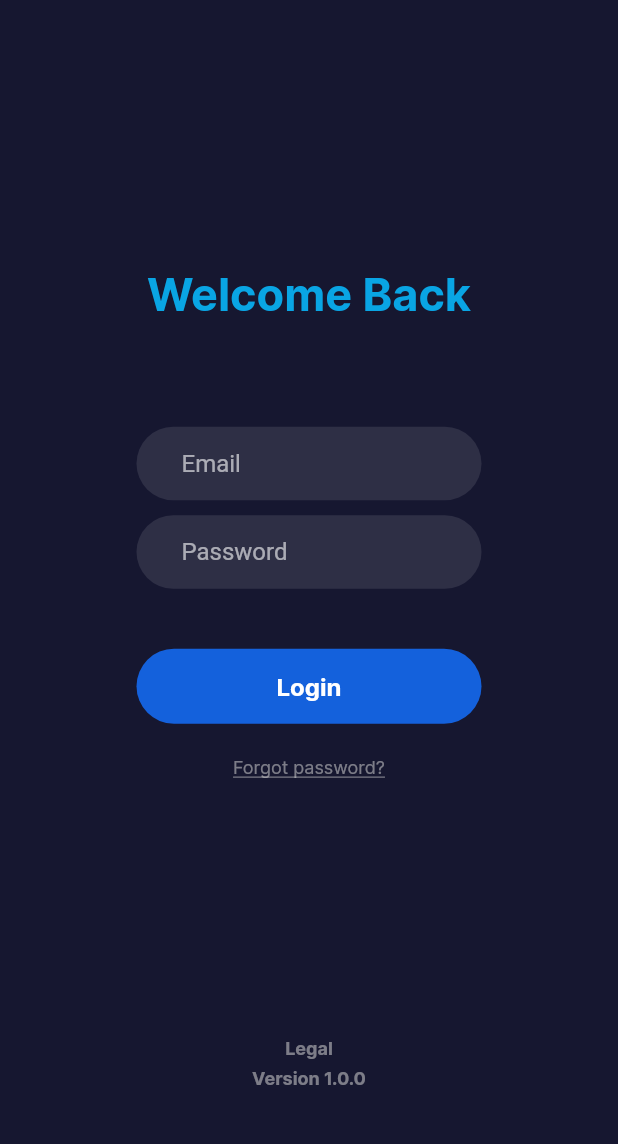
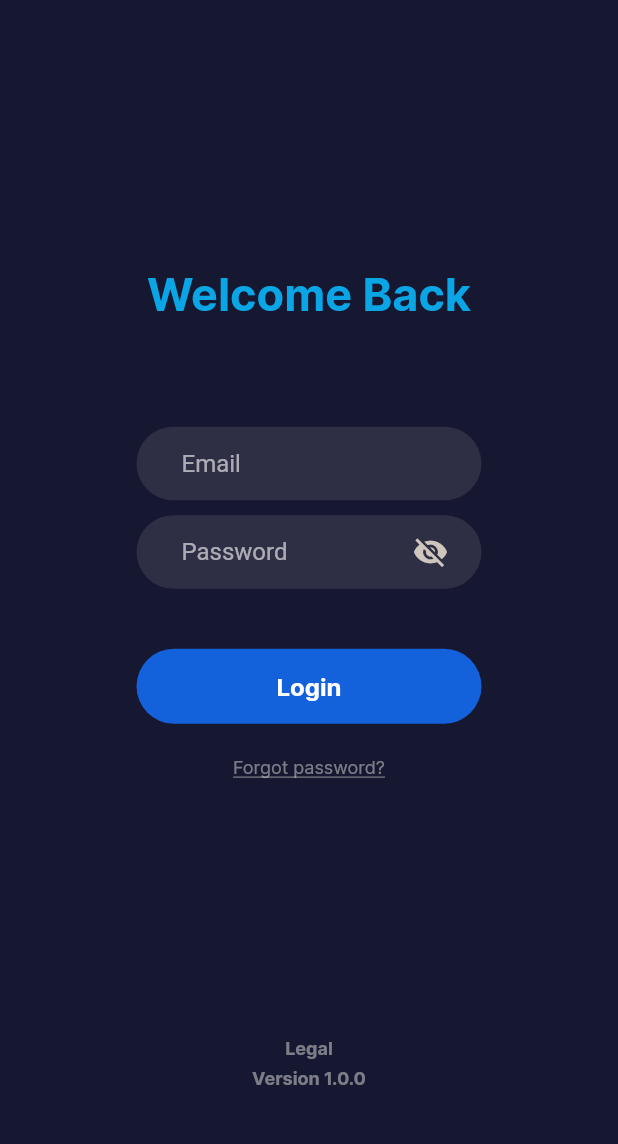
Before and after one commit to DEXOW/the_wallet, a Flutter app: the screen it shows after launch, after a tap on "Login", on a phone screen of 412 x 824 dp, the part 90-1234 px from its top. Run offline on Flutter 3.47's test engine with Material 2 defaults, Android fonts, the phone set to English and light mode, and no system bars; our stand-ins replace firebase_auth, firebase_core; accounts and stored records are empty.

Commit message:
Added login functionality and firebase auth

```diff
--- a/lib/constants.dart
+++ b/lib/constants.dart
@@ -2,4 +2,4 @@ import 'package:flutter/material.dart';
 
 const primaryColor = Color(0xFF1569EF);
 const secondaryColor = Color(0xFFFFFFFF);
-const bgColor = Color(0xFF161730);
+const primaryBgColor = Color(0xFF161730);
--- a/lib/main.dart
+++ b/lib/main.dart
@@ -1,6 +1,16 @@
 import 'package:flutter/material.dart';
+import 'package:flutter/services.dart';
+import 'package:firebase_core/firebase_core.dart';
+import 'package:the_wallet/firebase_options.dart';
 import 'package:the_wallet/constants.dart';
 import 'package:the_wallet/screens/startup/startup-screen.dart';
+
+Future<FirebaseApp> _initializeFirebase() async {
+  FirebaseApp firebaseApp = await Firebase.initializeApp(
+    options: DefaultFirebaseOptions.currentPlatform,
+  );
+  return firebaseApp;
+}
 
 void main() {
   runApp(const MyApp());
@@ -15,9 +25,27 @@ class MyApp extends StatelessWidget {
       debugShowCheckedModeBanner: false,
       title: 'The Wallet',
       theme: ThemeData.dark().copyWith(
-        scaffoldBackgroundColor: bgColor,
+        scaffoldBackgroundColor: primaryBgColor,
+        splashColor: Colors.transparent,
+        highlightColor: Colors.transparent,
+        hoverColor: Colors.transparent,
       ),
-      home: StartupScreen(),
+      // home: StartupScreen(),
+      home: AnnotatedRegion<SystemUiOverlayStyle>(
+        value: SystemUiOverlayStyle.light.copyWith(systemNavigationBarColor: primaryBgColor),
+        child: FutureBuilder(
+          future: _initializeFirebase(),
+          builder: (context, snapshot) {
+            if (snapshot.connectionState == ConnectionState.done){
+              return StartupScreen();
+            } else {
+              return const Center(
+                child: CircularProgressIndicator(),
+              );
+            }
+          }
+        ),
+      ),
     );
   }
 }
--- a/lib/screens/login/login-screen.dart
+++ b/lib/screens/login/login-screen.dart
@@ -1,4 +1,10 @@
 import 'package:flutter/material.dart';
+
+import 'package:firebase_auth/firebase_auth.dart';
+import 'package:the_wallet/firebase/fire_auth.dart';
+
+import 'package:the_wallet/screens/home/home-screen.dart';
+import 'package:the_wallet/validate.dart';
 
 class LoginScreen extends StatefulWidget {
   const LoginScreen({super.key});
@@ -8,9 +14,17 @@ class LoginScreen extends StatefulWidget {
 }
 
 class _LoginScreenState extends State<LoginScreen> {
+  final _loginFormKey = GlobalKey<FormState>();
   final usrEmail = TextEditingController();
   final usrPassword = TextEditingController();
-  bool _passwordVisible = false;
+  late bool _passwordVisible;
+
+  @override
+  void initState() {
+    super.initState();
+    _passwordVisible = false;
+
+  }
 
   @override
   void dispose() {
@@ -20,13 +34,12 @@ class _LoginScreenState extends State<LoginScreen> {
     super.dispose();
   }
 
-  void initState() {
-    _passwordVisible = false;
+
+  void login(BuildContext context) async {
+    User? user = await FireAuth.signInUsingEmailPassword(email: usrEmail.text.trim(), password: usrPassword.text, context: context);
+      if (user != null){
+        Navigator.pushReplacement(context, MaterialPageRoute(builder: (context) => const HomeScreen()));
       }
-
-  void login(BuildContext context) {
-    //Login process
-    dispose();
   }
 
   @override
@@ -69,6 +82,8 @@ class _LoginScreenState extends State<LoginScreen> {
                     ),
                     Container( //Middle section
                       height: screenHeight * 0.8,
+                      child: Form(
+                        key: _loginFormKey,
                         child: Column(
                           mainAxisAlignment: MainAxisAlignment.center,
                           children: [
@@ -90,6 +105,7 @@ class _LoginScreenState extends State<LoginScreen> {
                                 width: 230.0,
                                 child: TextFormField(
                                   controller: usrEmail,
+                                  validator: (value) => Validate.validateEmail(email: value),
                                   decoration: const InputDecoration(
                                     border: OutlineInputBorder(
                                       borderRadius: BorderRadius.all(Radius.circular(50.0)),
@@ -99,9 +115,10 @@ class _LoginScreenState extends State<LoginScreen> {
                                       ),
                                     ),
                                     filled: true,
-                                  contentPadding: EdgeInsets.only(top: 15.0, bottom: 15.0, left: 30.0),
+                                    contentPadding: EdgeInsets.only(top: 15.0, bottom: 15.0, left: 30.0, right: 30.0),
                                     hintText: 'Email',
                                   ),
+                                  textInputAction: TextInputAction.next,
                                 ),
                               ),
                             ),
@@ -111,8 +128,9 @@ class _LoginScreenState extends State<LoginScreen> {
                                 width: 230.0,
                                 child: TextFormField(
                                   controller: usrPassword,
-                                decoration: const InputDecoration(
-                                  border: OutlineInputBorder(
+                                  validator: (value) => Validate.validateLoginPassword(password: value),
+                                  decoration: InputDecoration(
+                                    border: const OutlineInputBorder(
                                       borderRadius:
                                           BorderRadius.all(Radius.circular(50.0)),
                                       borderSide: BorderSide(
@@ -121,12 +139,27 @@ class _LoginScreenState extends State<LoginScreen> {
                                       ),
                                     ),
                                     filled: true,
-                                  contentPadding: EdgeInsets.only(top: 15.0, bottom: 15.0, left: 30.0),
+                                    contentPadding: const EdgeInsets.only(top: 15.0, bottom: 15.0, left: 30.0, right: 20.0),
                                     hintText: 'Password',
+                                    suffixIcon: IconButton(
+                                      padding: const EdgeInsets.only(right: 20.0),
+                                      icon: Icon(
+                                          _passwordVisible
+                                          ? Icons.visibility
+                                          : Icons.visibility_off,
+                                          color: const Color(0xFFCFC7BE),
                                           ),
-                                obscureText: true,
+                                      onPressed: () {
+                                          setState(() {
+                                              _passwordVisible = !_passwordVisible;
+                                          });
+                                        },
+                                      ),
+                                    ),
+                                  obscureText: !_passwordVisible,
                                   enableSuggestions: false,
                                   autocorrect: false,
+                                  textInputAction: TextInputAction.done,
                                 ),
                               ),
                             ),
@@ -134,7 +167,9 @@ class _LoginScreenState extends State<LoginScreen> {
                               margin: const EdgeInsets.only(top: 40),
                               child: TextButton(
                                 onPressed: () {
+                                  if (_loginFormKey.currentState!.validate()){
                                     login(context);
+                                  }
                                 },
                                 style: ButtonStyle(
                                   backgroundColor: MaterialStateProperty.all<Color>(
@@ -165,7 +200,7 @@ class _LoginScreenState extends State<LoginScreen> {
                               margin: const EdgeInsets.only(top: 5),
                               child: TextButton(
                                 onPressed: () {
-                                //Forgot password view
+                                  //Forgot password
                                 },
                                 style: ButtonStyle(
                                   backgroundColor: MaterialStateProperty.all<Color>(
@@ -183,12 +218,13 @@ class _LoginScreenState extends State<LoginScreen> {
                                     fontWeight: FontWeight.normal,
                                     fontFamily: 'Inter',
                                     color: Color(0x8FCDCDCD),
-                                  decoration: TextDecoration.underline
+                                    decoration: TextDecoration.underline,
                                   ),
                                 ),
                               ),
                             ),
                           ],
+                        ),
                       ),
                     ),
                     Container( //Bottom Section
--- a/lib/screens/startup/startup-screen.dart
+++ b/lib/screens/startup/startup-screen.dart
@@ -74,7 +74,8 @@ class StartupScreen extends StatelessWidget {
                         Navigator.push(
                           context,
                           MaterialPageRoute(
-                              builder: (context) => LoginScreen()),
+                            builder: (context) => const LoginScreen()
+                          ),
                         );
                       },
                       style: ButtonStyle(
--- a/pubspec.yaml
+++ b/pubspec.yaml
@@ -36,6 +36,9 @@ dependencies:
   # Use with the CupertinoIcons class for iOS style icons.
   cupertino_icons: ^1.0.2
   provider: ^5.0.0
+  firebase_core: ^2.9.0
+  firebase_auth: ^4.4.0
+  cloud_firestore: ^4.7.1
 
 dev_dependencies:
   flutter_test:
```
Also changed, not shown: lib/firebase/fire_auth.dart (added, +37 -0 lines), lib/screens/home/home-screen.dart (added, +19 -0 lines), lib/validate.dart (added, +33 -0 lines), lib/firebase_options.dart (added), pubspec.lock, 8 other files. Lines whose indentation alone changed are shown as unchanged.
